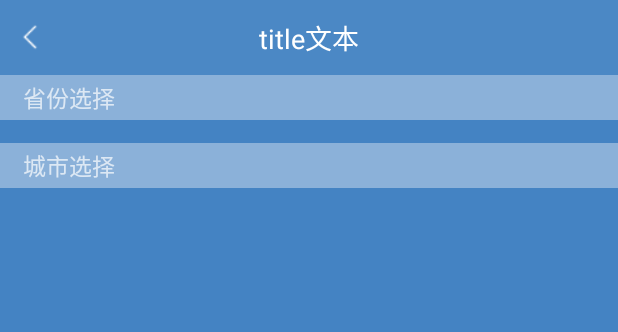
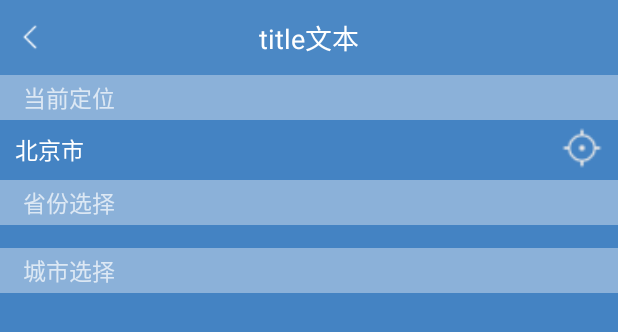
Before and after one commit to cvilia/Bubble, an Android app: the layout activity_select_city.xml on its own in the app's theme, with its tools: preview values and no code run, on a phone screen of 412 x 824 dp. Shown: the top 332 px of the screen. Run offline under Robolectric (Android 15) with nearby library versions, the phone set to English and light mode, and no system bars.

Commit message:
新增记录用户选择的城市，再次打开后显示所选城市的天气

```diff
--- a/app/src/main/java/com/cvilia/bubbleweather/pages/home/HomePagePresenter.java
+++ b/app/src/main/java/com/cvilia/bubbleweather/pages/home/HomePagePresenter.java
@@ -1,5 +1,6 @@
 package com.cvilia.bubbleweather.pages.home;
 
+import android.app.Activity;
 import android.content.Context;
 import android.text.TextUtils;
 import android.util.Log;
@@ -51,8 +52,8 @@ public class HomePagePresenter extends BasePresenter<HomePageContact.View> imple
     }
 
     @Override
-    public void startLocate(Context context) {
-        AMapLocationClient client = new AMapLocationClient(context);
+    public void startLocate() {
+        AMapLocationClient client = new AMapLocationClient((Activity)mView);
         client.setLocationListener(aMapLocation -> {
             if (aMapLocation != null && aMapLocation.getErrorCode() == 0) {
                 mView.locateSuccess(aMapLocation);
--- a/app/src/main/res/layout/activity_select_city.xml
+++ b/app/src/main/res/layout/activity_select_city.xml
@@ -25,6 +25,42 @@
                 android:background="@color/alpha_63fafafa"
                 android:gravity="center_vertical"
                 android:paddingStart="15dp"
+                android:text="当前定位"
+                android:textSize="15sp"
+                tools:ignore="RtlSymmetry" />
+
+            <RelativeLayout
+                android:id="@+id/currentLocationRl"
+                android:layout_width="match_parent"
+                android:layout_height="40dp"
+                android:gravity="center_vertical"
+                android:paddingHorizontal="10dp">
+
+                <TextView
+                    android:id="@+id/cityNameTv"
+                    android:layout_width="match_parent"
+                    android:layout_height="30dp"
+                    android:layout_alignParentStart="true"
+                    android:gravity="center_vertical"
+                    android:text="北京市"
+                    android:textColor="@color/white"
+                    android:textSize="15sp"
+                    tools:ignore="RtlSymmetry" />
+
+                <ImageView
+                    android:layout_width="28dp"
+                    android:layout_height="28dp"
+                    android:layout_alignParentEnd="true"
+                    android:src="@mipmap/icon_current_location" />
+
+            </RelativeLayout>
+
+            <TextView
+                android:layout_width="match_parent"
+                android:layout_height="30dp"
+                android:background="@color/alpha_63fafafa"
+                android:gravity="center_vertical"
+                android:paddingStart="15dp"
                 android:text="省份选择"
                 android:textSize="15sp" />
 
@@ -33,17 +69,18 @@
                 android:layout_width="match_parent"
                 android:layout_height="wrap_content"
                 android:layout_gravity="center_horizontal"
-                android:overScrollMode="never"
-                android:layout_marginTop="5dp">
+                android:layout_marginTop="5dp"
+                android:overScrollMode="never">
 
             </androidx.recyclerview.widget.RecyclerView>
+
             <TextView
                 android:layout_width="match_parent"
                 android:layout_height="30dp"
+                android:layout_marginTop="10dp"
                 android:background="@color/alpha_63fafafa"
                 android:gravity="center_vertical"
                 android:paddingStart="15dp"
-                android:layout_marginTop="10dp"
                 android:text="城市选择"
                 android:textSize="15sp" />
 
@@ -52,7 +89,7 @@
                 android:layout_width="match_parent"
                 android:layout_height="wrap_content"
                 android:layout_marginTop="5dp"
-                android:overScrollMode="never"/>
+                android:overScrollMode="never" />
 
 
         </LinearLayout>
```
Also changed, not shown: app/src/main/java/com/cvilia/bubbleweather/SplashActivity.java (+3 -6 lines), app/src/main/java/com/cvilia/bubbleweather/config/Constants.java (+12 -14 lines), app/src/main/java/com/cvilia/bubbleweather/pages/home/HomePageContact.java (+1 -12 lines), app/src/main/java/com/cvilia/bubbleweather/pages/home/WeatherActivity.java (+19 -4 lines), app/src/main/java/com/cvilia/bubbleweather/pages/selectcity/SelectCityActivity.java (+39 -4 lines), app/src/main/java/com/cvilia/bubbleweather/pages/selectcity/SelectCityContact.java (+7 -0 lines), app/src/main/java/com/cvilia/bubbleweather/pages/selectcity/SelectCityPresenter.java (+21 -0 lines), app/src/main/java/com/cvilia/bubbleweather/utils/MMKVUtil.java (added, +50 -0 lines), app/src/main/res/mipmap-xhdpi/icon_current_location.png (added).
